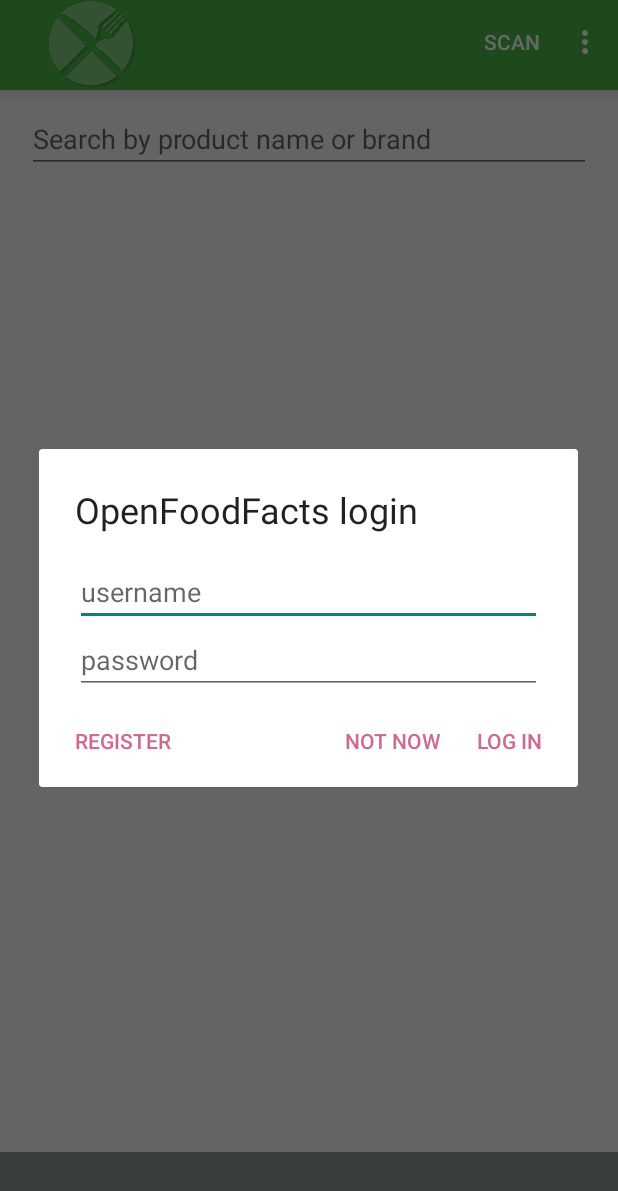
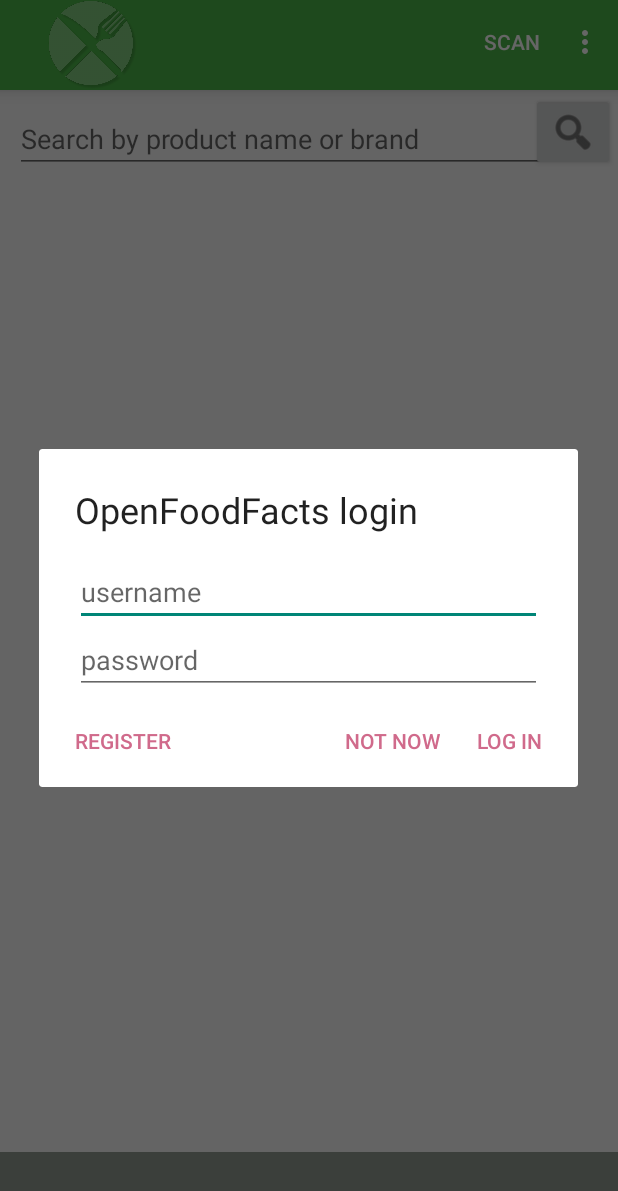
Before and after one commit to ereinecke/Capstone-Project, an Android app: the fragment ResultsFragment placed in its activity, in the options menu, after a tap on "Log In", on a phone screen of 412 x 824 dp. Shown: the top 1191 px of the screen. Run offline under Robolectric (Android 15) with nearby library versions, the phone set to English and light mode, and no system bars; our stand-ins replace AdMob, Picasso; libraries missing offline, so code that uses them is left out: com.commonsware.cwac, com.github.johnpersano.supertoasts, com.google.ads.mediation, com.google.zxing.integration, com.mikepenz.aboutlibraries and 1 more; pictures from the network do not load; 9 statements that could not run were skipped.

Commit message:
Updated to API 26 Added Japanese translation Updated some es translations Corrected nested scrolling views in ResultsFragment Fixed missing search icon in ResultsFragment

```diff
--- a/app/src/main/java/com/ereinecke/eatsafe/util/Utility.java
+++ b/app/src/main/java/com/ereinecke/eatsafe/util/Utility.java
@@ -288,7 +288,7 @@ public class Utility {
 
     /* Logs statements only in debug mode */
     public static void Logd(String logTag, String msg) {
-        if (!BuildConfig.DEBUG) { return; }
+        if (!BuildConfig.DEBUG) { }
         else { Log.d(logTag, msg); }
     }
 
--- a/app/src/main/res/layout/fragment_results.xml
+++ b/app/src/main/res/layout/fragment_results.xml
@@ -9,61 +9,43 @@
     android:layout_height="match_parent"
     android:layout_gravity="center_horizontal|top" >
 
-    <ScrollView
+    <EditText
+        android:id="@+id/searchText"
         android:layout_width="match_parent"
-        android:layout_height="match_parent"
-        android:id="@+id/resultsScrollView"
-        android:textAlignment="textStart"
-        android:fillViewport="true" >
-
-        <LinearLayout
-            android:layout_width="wrap_content"
         android:layout_height="wrap_content"
-            android:orientation="vertical"
-            android:paddingLeft="@dimen/button_margin_horizontal"
-            android:paddingRight="@dimen/button_margin_horizontal"
-            android:paddingEnd="@dimen/button_margin_horizontal"
-            android:paddingStart="@dimen/button_margin_horizontal">
-
-            <LinearLayout
-                android:layout_width="fill_parent"
-                android:layout_height="wrap_content"
-                android:orientation="horizontal">
-
-                <EditText
-                    android:layout_width = "fill_parent"
-                    android:layout_height="wrap_content"
-                    android:id="@+id/searchText"
+        android:layout_gravity="start"
+        android:layout_marginBottom="10dp"
+        android:layout_marginLeft="10dp"
+        android:layout_marginRight="10dp"
+        android:layout_marginTop="10dp"
+        android:width="1dp"
         android:hint="@string/product_results_prompt"
         android:inputType="text"
         android:saveEnabled="true"
-                    android:layout_marginTop="10dp"
-                    android:layout_marginLeft="10dp"
-                    android:layout_marginRight="10dp"
-                    android:layout_marginBottom="10dp"
         tools:ignore="RtlHardcoded" />
 
     <ImageButton
+        android:id="@+id/searchButton"
         android:layout_width="wrap_content"
         android:layout_height="wrap_content"
-                    android:id="@+id/searchButton"
+        android:layout_alignParentEnd="true"
+        android:layout_margin="2dp"
+        android:contentDescription="@string/search"
+        android:elevation="2dp"
         android:src="@android:drawable/ic_menu_search"
-                    android:contentDescription="@string/search"
-                    style="?android:attr/buttonBarButtonStyle"
         android:tint="#333333"
         tools:ignore="RtlHardcoded" />
 
-        </LinearLayout>
 
-        <ListView android:id="@+id/product_list"
+    <ListView
+        android:id="@+id/product_list"
         android:layout_width="match_parent"
-            android:layout_height="fill_parent"
+        android:layout_height="wrap_content"
+        android:layout_below="@+id/searchText"
         android:layout_marginLeft="0dp"
         android:layout_marginStart="0dp"
         tools:ignore="RtlHardcoded" />
-        </LinearLayout>
 
-    </ScrollView>
 
     <android.support.v7.widget.Toolbar
         android:id="@+id/toolbar_bottom"
--- a/app/src/main/res/values/strings.xml
+++ b/app/src/main/res/values/strings.xml
@@ -46,7 +46,7 @@
     <string name="barcode_already_downloaded">Barcode \"%1$s\" already downloaded.</string>
     <string name="searching_for_barcode">Searching for \"%1$s\"</string>
     <string name="barcode_found">Product \"%1$d\" found.</string>
-    <string name="barcode_not_found">Product not found.  Upload product?</string>
+    <string name="barcode_not_found">Product \"%1$d\" not found.  Upload product?</string>
     <string name="product_results_prompt">Search by product name or brand</string>
     <string name="share_text">Check out this product:\U0200</string>
     <string name="no_delete_yet">Delete not yet implemented.</string>
```
Also changed, not shown: app/build.gradle (+7 -7 lines), build.gradle (+3 -4 lines), gradle/wrapper/gradle-wrapper.properties, 6 other files. Lines whose indentation alone changed are shown as unchanged.
